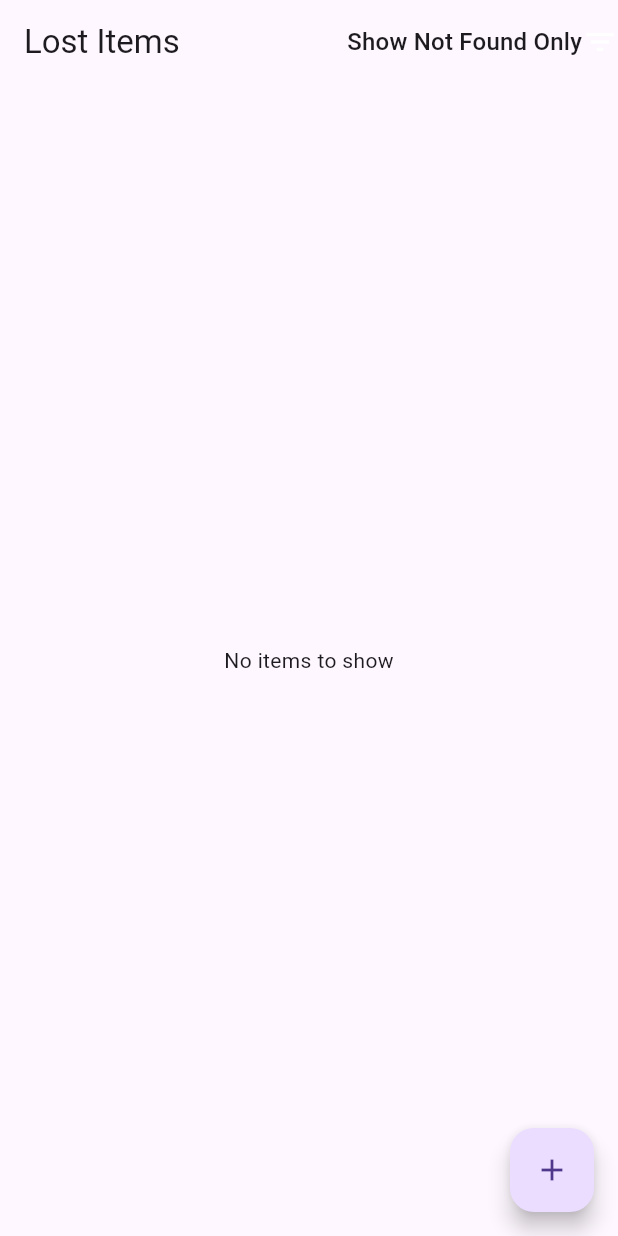
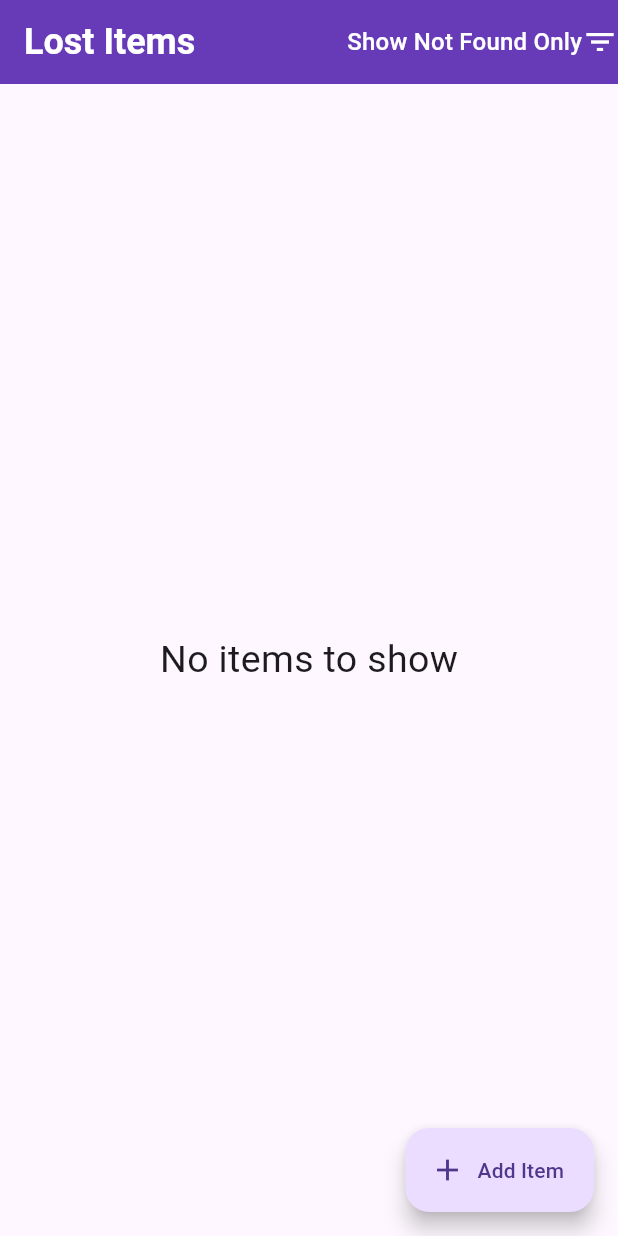
Before and after one commit to shuaib05/lost_and_found, a Flutter app: the screen it shows after launch, on a phone screen of 412 x 824 dp. Run offline on Flutter 3.47's test engine with Material 3 defaults, Android fonts, the light colour scheme and no system bars; our stand-ins replace image_picker, shared_preferences.

Commit message:
UI polishing

```diff
--- a/lib/main.dart
+++ b/lib/main.dart
@@ -10,6 +10,9 @@ class Lost_and_Found extends StatelessWidget {
 
   @override
   Widget build(BuildContext context) {
-    return MaterialApp(home: const LostItemsScreen());
+    return MaterialApp(
+      debugShowCheckedModeBanner: false,
+      home: const LostItemsScreen(),
+    );
   }
 }
--- a/lib/screens/lost_items_screen.dart
+++ b/lib/screens/lost_items_screen.dart
@@ -48,7 +48,16 @@ class _LostItemsScreenState extends State<LostItemsScreen> {
 
     return Scaffold(
       appBar: AppBar(
-        title: const Text('Lost Items'),
+        backgroundColor: Colors.deepPurple,
+
+        title: const Text(
+          'Lost Items',
+          style: TextStyle(
+            fontWeight: FontWeight.bold,
+            fontSize: 24,
+            color: Colors.white,
+          ),
+        ),
         actions: [
           DropdownButton<String>(
             value: showOnlyNotFound ? 'NotFound' : 'All',
@@ -60,23 +69,32 @@ class _LostItemsScreenState extends State<LostItemsScreen> {
               });
             },
             items: const [
-              DropdownMenuItem(value: 'All', child: Text('Show All')),
+              DropdownMenuItem(
+                value: 'All',
+                child: Text('Show All', style: TextStyle(color: Colors.white)),
+              ),
               DropdownMenuItem(
                 value: 'NotFound',
-                child: Text('Show Not Found Only'),
+                child: Text(
+                  'Show Not Found Only',
+                  style: TextStyle(color: Colors.white),
+                ),
               ),
             ],
           ),
         ],
       ),
       body: displayedItems.isEmpty
-          ? const Center(child: Text('No items to show'))
+          ? const Center(
+              child: Text('No items to show', style: TextStyle(fontSize: 25)),
+            )
           : ListView.builder(
               itemCount: displayedItems.length,
               itemBuilder: (context, index) {
                 final item = displayedItems[index];
 
                 return Card(
+                  elevation: 3,
                   child: ListTile(
                     leading: Row(
                       mainAxisSize: MainAxisSize.min,
@@ -126,6 +144,7 @@ class _LostItemsScreenState extends State<LostItemsScreen> {
                         decoration: item.isFound
                             ? TextDecoration.lineThrough
                             : null,
+                        fontWeight: FontWeight.bold,
                       ),
                     ),
                     subtitle: Column(
@@ -134,9 +153,23 @@ class _LostItemsScreenState extends State<LostItemsScreen> {
                         Text(item.desc),
                         Text(item.num),
                         if (item.isFound)
-                          const Text(
-                            'FOUND',
-                            style: TextStyle(color: Colors.red),
+                          Container(
+                            padding: const EdgeInsets.symmetric(
+                              horizontal: 8,
+                              vertical: 4,
+                            ),
+                            decoration: BoxDecoration(
+                              color: Colors.green.withOpacity(0.15),
+                              borderRadius: BorderRadius.circular(12),
+                            ),
+                            child: const Text(
+                              'FOUND',
+                              style: TextStyle(
+                                color: Colors.green,
+                                fontWeight: FontWeight.bold,
+                                fontSize: 12,
+                              ),
+                            ),
                           ),
                       ],
                     ),
@@ -153,7 +186,9 @@ class _LostItemsScreenState extends State<LostItemsScreen> {
                 );
               },
             ),
-      floatingActionButton: FloatingActionButton(
+      floatingActionButton: FloatingActionButton.extended(
+        icon: const Icon(Icons.add),
+        label: const Text('Add Item'),
         onPressed: () async {
           final newItem = await Navigator.push<Item>(
             context,
@@ -167,7 +202,6 @@ class _LostItemsScreenState extends State<LostItemsScreen> {
             _saveItems();
           }
         },
-        child: const Icon(Icons.add),
       ),
     );
   }
```
Also changed, not shown: lib/screens/add_item_screen.dart (+22 -3 lines).
